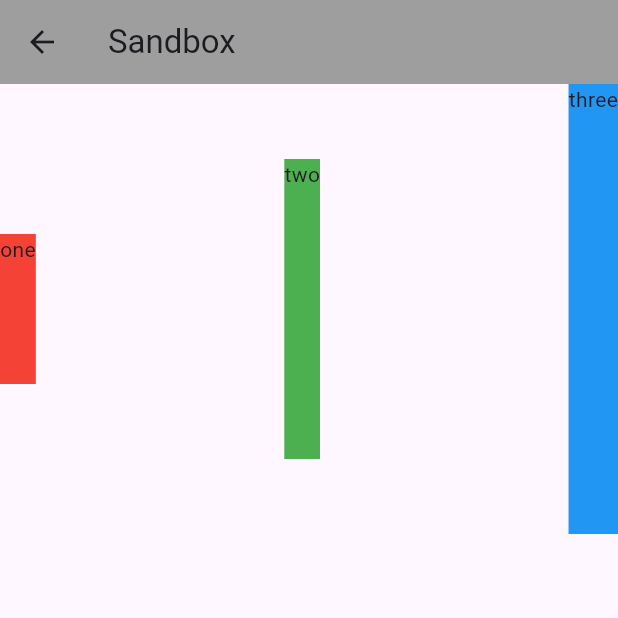
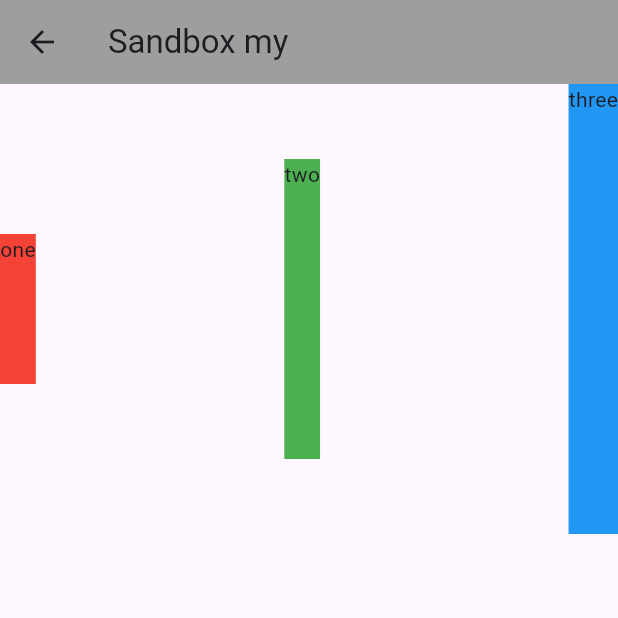
Before and after one commit to NityenHembram/Flutter_learning, a Flutter app: the Sandbox screen opened directly, on a phone screen of 412 x 824 dp, the top half of it. Run offline on Flutter 3.47's test engine with Material 3 defaults, Android fonts, the phone set to English and light mode, and no system bars.

Commit message:
sec branch commit

```diff
--- a/lib/main.dart
+++ b/lib/main.dart
@@ -19,7 +19,7 @@ class Sandbox extends StatelessWidget {
   Widget build(BuildContext context) {
     return Scaffold(
       appBar: AppBar(
-        title: const Text('Sandbox'),
+        title: const Text('Sandbox my'),
         backgroundColor: Colors.grey,
       ),
       body: Row(
```
